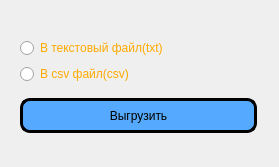
First picture: the form in upload_dialog.ui, repository Mathew5555/The-Olympiad-schedule, before the edit.
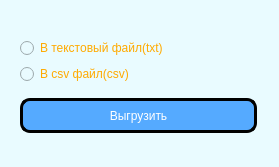
Second picture: the form after the edit.

What changed in the file:
```diff
--- a/upload_dialog.ui
+++ b/upload_dialog.ui
@@ -13,7 +13,12 @@
   <property name="windowTitle">
    <string>Dialog</string>
   </property>
-  <widget class="QWidget" name="">
+  <property name="styleSheet">
+   <string notr="true">
+background-color: rgb(233, 251, 255);
+</string>
+  </property>
+  <widget class="QWidget" name="layoutWidget">
    <property name="geometry">
     <rect>
      <x>20</x>
@@ -68,7 +73,9 @@
       <property name="styleSheet">
        <string notr="true">border: 3px solid black;
 border-radius: 10px;
-background-color: rgb(85, 170, 255);</string>
+background-color: rgb(85, 170, 255);
+font: 75 10pt &quot;MS Shell Dlg 2&quot;;
+color: rgb(255, 255, 255);</string>
       </property>
       <property name="text">
        <string>Выгрузить</string>
```
Left out of the diff: 6 changed lines with no effect on the pictures.
